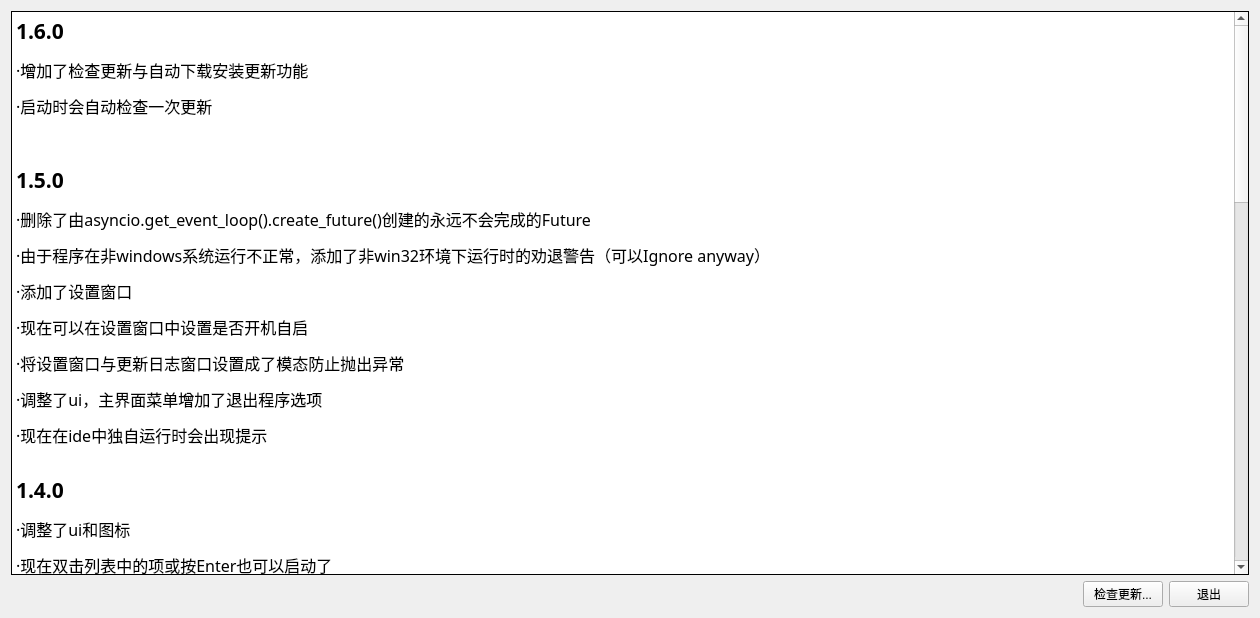
Before: the Qt Designer form assets/changelog.ui in Pillowe582/toolkit, drawn with Qt 5.
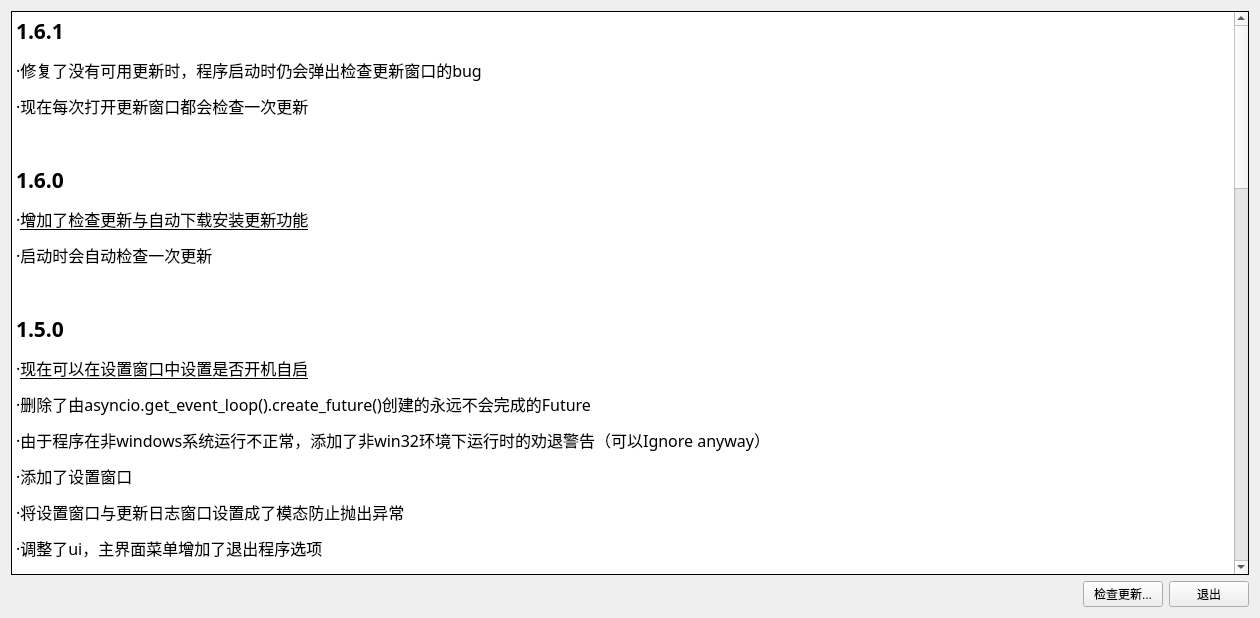
After: the same form once the commit is applied.

The edit to the form file:
```diff
--- a/assets/changelog.ui
+++ b/assets/changelog.ui
@@ -52,25 +52,29 @@
 &lt;html&gt;&lt;head&gt;&lt;meta name=&quot;qrichtext&quot; content=&quot;1&quot; /&gt;&lt;style type=&quot;text/css&quot;&gt;
 p, li { white-space: pre-wrap; }
 &lt;/style&gt;&lt;/head&gt;&lt;body style=&quot; font-family:'宋体','宋体'; font-size:9pt; font-weight:400; font-style:normal;&quot;&gt;
+&lt;p style=&quot; margin-top:12px; margin-bottom:12px; margin-left:0px; margin-right:0px; -qt-block-indent:0; text-indent:0px;&quot;&gt;&lt;span style=&quot; font-size:16pt; font-weight:600;&quot;&gt;1.6.1&lt;/span&gt;&lt;/p&gt;
+&lt;p style=&quot; margin-top:12px; margin-bottom:12px; margin-left:0px; margin-right:0px; -qt-block-indent:0; text-indent:0px;&quot;&gt;&lt;span style=&quot; font-size:12pt;&quot;&gt;·修复了没有可用更新时，程序启动时仍会弹出检查更新窗口的bug&lt;/span&gt;&lt;/p&gt;
+&lt;p style=&quot; margin-top:12px; margin-bottom:12px; margin-left:0px; margin-right:0px; -qt-block-indent:0; text-indent:0px;&quot;&gt;&lt;span style=&quot; font-size:12pt;&quot;&gt;·现在每次打开更新窗口都会检查一次更新&lt;/span&gt;&lt;/p&gt;
+&lt;p style=&quot;-qt-paragraph-type:empty; margin-top:12px; margin-bottom:12px; margin-left:0px; margin-right:0px; -qt-block-indent:0; text-indent:0px; font-size:12pt; font-weight:600;&quot;&gt;&lt;br /&gt;&lt;/p&gt;
 &lt;p style=&quot; margin-top:12px; margin-bottom:12px; margin-left:0px; margin-right:0px; -qt-block-indent:0; text-indent:0px;&quot;&gt;&lt;span style=&quot; font-size:16pt; font-weight:600;&quot;&gt;1.6.0&lt;/span&gt;&lt;/p&gt;
-&lt;p style=&quot; margin-top:12px; margin-bottom:12px; margin-left:0px; margin-right:0px; -qt-block-indent:0; text-indent:0px;&quot;&gt;&lt;span style=&quot; font-size:12pt;&quot;&gt;·增加了检查更新与自动下载安装更新功能&lt;/span&gt;&lt;/p&gt;
+&lt;p style=&quot; margin-top:12px; margin-bottom:12px; margin-left:0px; margin-right:0px; -qt-block-indent:0; text-indent:0px;&quot;&gt;&lt;span style=&quot; font-size:12pt;&quot;&gt;·&lt;/span&gt;&lt;span style=&quot; font-size:12pt; text-decoration: underline;&quot;&gt;增加了检查更新与自动下载安装更新功能&lt;/span&gt;&lt;/p&gt;
 &lt;p style=&quot; margin-top:12px; margin-bottom:12px; margin-left:0px; margin-right:0px; -qt-block-indent:0; text-indent:0px;&quot;&gt;&lt;span style=&quot; font-size:12pt;&quot;&gt;·启动时会自动检查一次更新&lt;/span&gt;&lt;/p&gt;
 &lt;p style=&quot;-qt-paragraph-type:empty; margin-top:12px; margin-bottom:12px; margin-left:0px; margin-right:0px; -qt-block-indent:0; text-indent:0px; font-size:12pt;&quot;&gt;&lt;br /&gt;&lt;/p&gt;
 &lt;p style=&quot; margin-top:12px; margin-bottom:12px; margin-left:0px; margin-right:0px; -qt-block-indent:0; text-indent:0px;&quot;&gt;&lt;span style=&quot; font-size:16pt; font-weight:600;&quot;&gt;1.5.0&lt;/span&gt;&lt;/p&gt;
+&lt;p style=&quot; margin-top:12px; margin-bottom:12px; margin-left:0px; margin-right:0px; -qt-block-indent:0; text-indent:0px;&quot;&gt;&lt;span style=&quot; font-size:12pt;&quot;&gt;·&lt;/span&gt;&lt;span style=&quot; font-size:12pt; text-decoration: underline;&quot;&gt;现在可以在设置窗口中设置是否开机自启&lt;/span&gt;&lt;/p&gt;
 &lt;p style=&quot; margin-top:12px; margin-bottom:12px; margin-left:0px; margin-right:0px; -qt-block-indent:0; text-indent:0px;&quot;&gt;&lt;span style=&quot; font-size:12pt;&quot;&gt;·删除了由&lt;/span&gt;&lt;span style=&quot; font-family:'SimSun'; font-size:12pt;&quot;&gt;asyncio.get_event_loop().create_future()创建的永远不会完成的Future&lt;/span&gt;&lt;/p&gt;
 &lt;p style=&quot; margin-top:12px; margin-bottom:12px; margin-left:0px; margin-right:0px; -qt-block-indent:0; text-indent:0px;&quot;&gt;&lt;span style=&quot; font-family:'SimSun'; font-size:12pt;&quot;&gt;·由于程序在非windows系统运行不正常，添加了非win32环境下运行时的劝退警告（可以Ignore anyway）&lt;/span&gt;&lt;/p&gt;
 &lt;p style=&quot; margin-top:12px; margin-bottom:12px; margin-left:0px; margin-right:0px; -qt-block-indent:0; text-indent:0px;&quot;&gt;&lt;span style=&quot; font-size:12pt;&quot;&gt;·添加了设置窗口&lt;/span&gt;&lt;/p&gt;
-&lt;p style=&quot; margin-top:12px; margin-bottom:12px; margin-left:0px; margin-right:0px; -qt-block-indent:0; text-indent:0px;&quot;&gt;&lt;span style=&quot; font-size:12pt;&quot;&gt;·现在可以在设置窗口中设置是否开机自启&lt;/span&gt;&lt;/p&gt;
 &lt;p style=&quot; margin-top:12px; margin-bottom:12px; margin-left:0px; margin-right:0px; -qt-block-indent:0; text-indent:0px;&quot;&gt;&lt;span style=&quot; font-size:12pt;&quot;&gt;·将设置窗口与更新日志窗口设置成了模态防止抛出异常&lt;/span&gt;&lt;/p&gt;
 &lt;p style=&quot; margin-top:12px; margin-bottom:12px; margin-left:0px; margin-right:0px; -qt-block-indent:0; text-indent:0px;&quot;&gt;&lt;span style=&quot; font-size:12pt;&quot;&gt;·调整了ui，主界面菜单增加了退出程序选项&lt;/span&gt;&lt;/p&gt;
 &lt;p style=&quot; margin-top:12px; margin-bottom:12px; margin-left:0px; margin-right:0px; -qt-block-indent:0; text-indent:0px;&quot;&gt;&lt;span style=&quot; font-size:12pt;&quot;&gt;·现在在ide中独自运行时会出现提示&lt;/span&gt;&lt;br /&gt;&lt;/p&gt;
 &lt;p style=&quot; margin-top:12px; margin-bottom:12px; margin-left:0px; margin-right:0px; -qt-block-indent:0; text-indent:0px;&quot;&gt;&lt;span style=&quot; font-family:'SimSun'; font-size:16pt; font-weight:600;&quot;&gt;1.4.0&lt;/span&gt;&lt;/p&gt;
+&lt;p style=&quot; margin-top:12px; margin-bottom:12px; margin-left:0px; margin-right:0px; -qt-block-indent:0; text-indent:0px;&quot;&gt;&lt;span style=&quot; font-family:'SimSun'; font-size:12pt;&quot;&gt;·&lt;/span&gt;&lt;span style=&quot; font-family:'SimSun'; font-size:12pt; text-decoration: underline;&quot;&gt;现在关闭窗口时会最小化到系统托盘&lt;/span&gt;&lt;/p&gt;
+&lt;p style=&quot; margin-top:12px; margin-bottom:12px; margin-left:0px; margin-right:0px; -qt-block-indent:0; text-indent:0px;&quot;&gt;&lt;span style=&quot; font-family:'SimSun'; font-size:12pt;&quot;&gt;·&lt;/span&gt;&lt;span style=&quot; font-family:'SimSun'; font-size:12pt; text-decoration: underline;&quot;&gt;现在可以选择文件夹了&lt;/span&gt;&lt;/p&gt;
 &lt;p style=&quot; margin-top:12px; margin-bottom:12px; margin-left:0px; margin-right:0px; -qt-block-indent:0; text-indent:0px;&quot;&gt;&lt;span style=&quot; font-family:'SimSun'; font-size:12pt;&quot;&gt;·调整了ui和图标&lt;/span&gt;&lt;/p&gt;
 &lt;p style=&quot; margin-top:12px; margin-bottom:12px; margin-left:0px; margin-right:0px; -qt-block-indent:0; text-indent:0px;&quot;&gt;&lt;span style=&quot; font-family:'SimSun'; font-size:12pt;&quot;&gt;·现在双击列表中的项或按Enter也可以启动了&lt;/span&gt;&lt;/p&gt;
 &lt;p style=&quot; margin-top:12px; margin-bottom:12px; margin-left:0px; margin-right:0px; -qt-block-indent:0; text-indent:0px;&quot;&gt;&lt;span style=&quot; font-family:'SimSun'; font-size:12pt;&quot;&gt;·启用了tabChangesFocus&lt;/span&gt;&lt;/p&gt;
 &lt;p style=&quot; margin-top:12px; margin-bottom:12px; margin-left:0px; margin-right:0px; -qt-block-indent:0; text-indent:0px;&quot;&gt;&lt;span style=&quot; font-family:'SimSun'; font-size:12pt;&quot;&gt;·为移除键添加了快捷键“Delete”&lt;/span&gt;&lt;/p&gt;
-&lt;p style=&quot; margin-top:12px; margin-bottom:12px; margin-left:0px; margin-right:0px; -qt-block-indent:0; text-indent:0px;&quot;&gt;&lt;span style=&quot; font-family:'SimSun'; font-size:12pt;&quot;&gt;·现在关闭窗口时会最小化到系统托盘&lt;/span&gt;&lt;/p&gt;
-&lt;p style=&quot; margin-top:12px; margin-bottom:12px; margin-left:0px; margin-right:0px; -qt-block-indent:0; text-indent:0px;&quot;&gt;&lt;span style=&quot; font-family:'SimSun'; font-size:12pt;&quot;&gt;·现在可以选择文件夹了&lt;/span&gt;&lt;/p&gt;
 &lt;p style=&quot; margin-top:12px; margin-bottom:12px; margin-left:0px; margin-right:0px; -qt-block-indent:0; text-indent:0px;&quot;&gt;&lt;span style=&quot; font-family:'SimSun'; font-size:12pt;&quot;&gt;·程序现在容纳了PilloweMain.exe途径的唯一性&lt;/span&gt;&lt;/p&gt;
 &lt;p style=&quot; margin-top:12px; margin-bottom:12px; margin-left:0px; margin-right:0px; -qt-block-indent:0; text-indent:0px;&quot;&gt;&lt;br /&gt;&lt;/p&gt;
 &lt;p style=&quot; margin-top:12px; margin-bottom:12px; margin-left:0px; margin-right:0px; -qt-block-indent:0; text-indent:0px;&quot;&gt;&lt;span style=&quot; font-family:'SimSun'; font-size:16pt; font-weight:600;&quot;&gt;1.3.1&lt;/span&gt;&lt;/p&gt;
@@ -78,7 +82,7 @@
 &lt;p style=&quot; margin-top:12px; margin-bottom:12px; margin-left:0px; margin-right:0px; -qt-block-indent:0; text-indent:0px;&quot;&gt;&lt;span style=&quot; font-family:'SimSun'; font-size:12pt;&quot;&gt;·项目提交到了gitee&lt;/span&gt;&lt;/p&gt;
 &lt;p style=&quot; margin-top:12px; margin-bottom:12px; margin-left:0px; margin-right:0px; -qt-block-indent:0; text-indent:0px;&quot;&gt;&lt;br /&gt;&lt;/p&gt;
 &lt;p style=&quot; margin-top:12px; margin-bottom:12px; margin-left:0px; margin-right:0px; -qt-block-indent:0; text-indent:0px;&quot;&gt;&lt;span style=&quot; font-family:'SimSun'; font-size:16pt; font-weight:600;&quot;&gt;1.3.0&lt;/span&gt;&lt;/p&gt;
-&lt;p style=&quot; margin-top:12px; margin-bottom:12px; margin-left:0px; margin-right:0px; -qt-block-indent:0; text-indent:0px;&quot;&gt;&lt;span style=&quot; font-family:'SimSun'; font-size:12pt;&quot;&gt;·换用了nuitka打包，程序启动速度更快，但似乎容易被byd杀毒软件误报&lt;/span&gt;&lt;/p&gt;
+&lt;p style=&quot; margin-top:12px; margin-bottom:12px; margin-left:0px; margin-right:0px; -qt-block-indent:0; text-indent:0px;&quot;&gt;&lt;span style=&quot; font-family:'SimSun'; font-size:12pt;&quot;&gt;·换用了nuitka打包，&lt;/span&gt;&lt;span style=&quot; font-family:'SimSun'; font-size:12pt; text-decoration: underline;&quot;&gt;程序启动速度更快&lt;/span&gt;&lt;span style=&quot; font-family:'SimSun'; font-size:12pt;&quot;&gt;，但似乎容易被byd杀毒软件误报&lt;/span&gt;&lt;/p&gt;
 &lt;p style=&quot; margin-top:12px; margin-bottom:12px; margin-left:0px; margin-right:0px; -qt-block-indent:0; text-indent:0px;&quot;&gt;&lt;span style=&quot; font-family:'SimSun'; font-size:12pt;&quot;&gt;·放弃了QMsgbox预设，于是弹框有图标了&lt;/span&gt;&lt;/p&gt;
 &lt;p style=&quot; margin-top:12px; margin-bottom:12px; margin-left:0px; margin-right:0px; -qt-block-indent:0; text-indent:0px;&quot;&gt;&lt;span style=&quot; font-family:'SimSun'; font-size:12pt;&quot;&gt;·ui文件、图标文件与json文件移动到了根目录下asset文件夹&lt;/span&gt;&lt;/p&gt;
 &lt;p style=&quot; margin-top:12px; margin-bottom:12px; margin-left:0px; margin-right:0px; -qt-block-indent:0; text-indent:0px;&quot;&gt;&lt;span style=&quot; font-family:'SimSun'; font-size:12pt;&quot;&gt;·现在启动前会检查data.json是否存在，若否，则自动创建，并提醒把以前的拷过来&lt;/span&gt;&lt;/p&gt;
```
